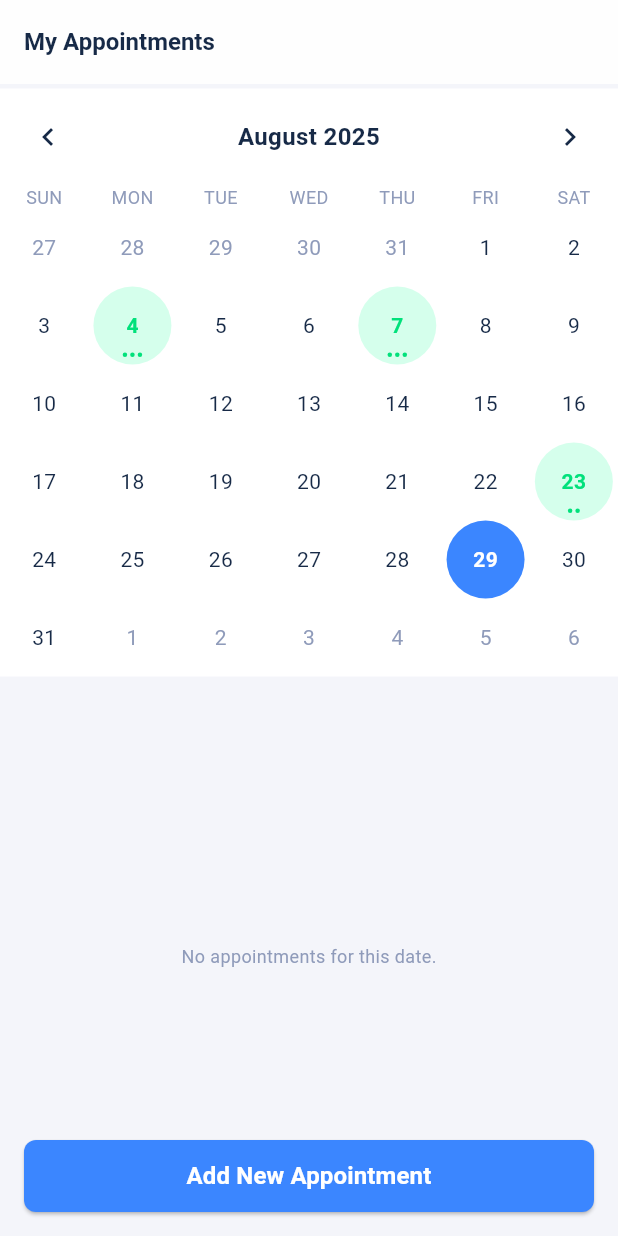
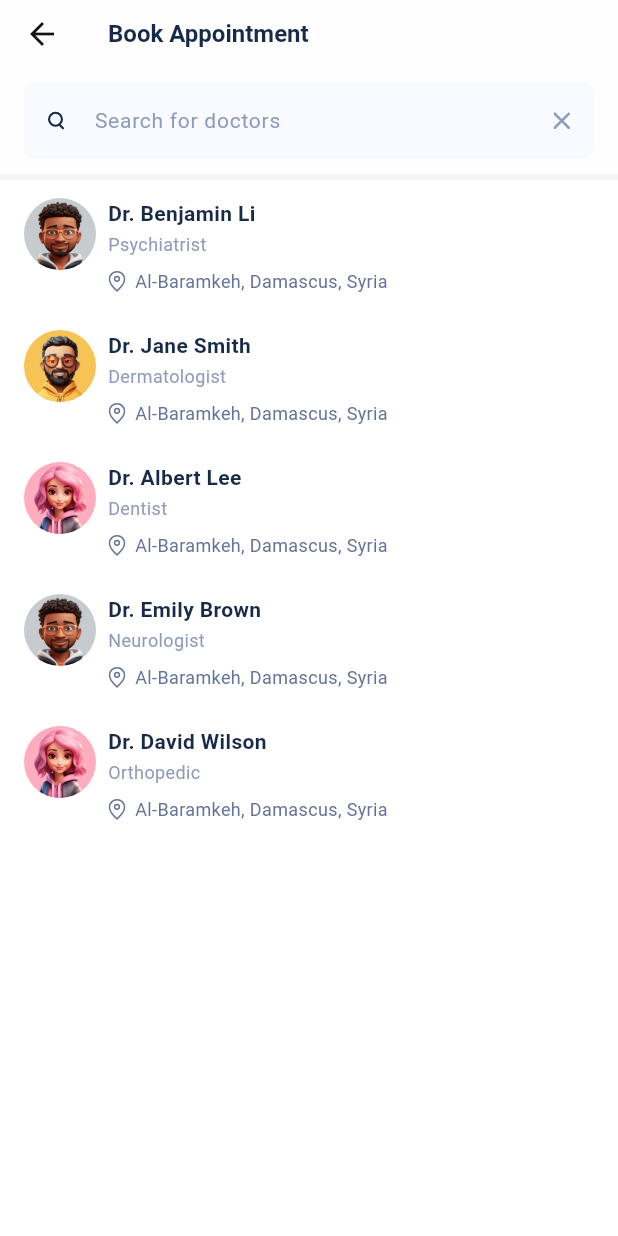
Before and after one commit to YahyaKreiyeh/dome-care, a Flutter app: the screen it shows after launch, after a tap on "Add New Appointment", on a phone screen of 412 x 824 dp. Run offline on Flutter 3.47's test engine with Material 3 defaults, Android fonts, the phone set to English and light mode, and no system bars; drawn by our look-alikes of table_calendar; our stand-ins replace clock, dio, flutter_bloc, flutter_secure_storage, flutter_svg, freezed_annotation and 5 more; generated files the repository leaves out were written again.

Commit message:
- add search and close icons - search doctore view implementation - add doctor entity model

```diff
--- a/lib/core/constants/constants.dart
+++ b/lib/core/constants/constants.dart
@@ -2,6 +2,7 @@ const buttonHeight = 50.0;
 const textFieldHeight = 50.0;
 const horizontalPadding = 16.0;
 const radius = 8.0;
+const avatarRadius = 24.0;
 const domeCare = 'Dome Care';
 const longTextTest =
     'This is a long text This is a long text This is a long text This is a long text This is a long text';
--- a/lib/core/routing/app_router.dart
+++ b/lib/core/routing/app_router.dart
@@ -3,6 +3,7 @@ import 'package:dome_care/core/routing/routes.dart';
 import 'package:dome_care/features/appointments/domain/entites/appointment_entity.dart';
 import 'package:dome_care/features/appointments/presentation/views/appointment_details_view.dart';
 import 'package:dome_care/features/appointments/presentation/views/my_appointments_view.dart';
+import 'package:dome_care/features/appointments/presentation/views/search_doctors_view.dart';
 import 'package:dome_care/features/login/presentation/cubit/login_cubit.dart';
 import 'package:dome_care/features/login/presentation/views/login_view.dart';
 import 'package:dome_care/onboarding_view.dart';
@@ -24,7 +25,8 @@ class AppRouter {
         return MaterialPageRoute(
           builder: (_) => AppointmentDetailsView(appointment: appt),
         );
-
+      case Routes.searchDoctors:
+        return MaterialPageRoute(builder: (_) => const SearchDoctorsView());
       case Routes.myAppointments:
         return MaterialPageRoute(builder: (_) => MyAppointmentsView());
       case Routes.onboarding:
--- a/lib/core/routing/routes.dart
+++ b/lib/core/routing/routes.dart
@@ -3,4 +3,5 @@ class Routes {
   static const String onboarding = 'onboarding';
   static const String myAppointments = 'my_appointments';
   static const String appointmentDetails = 'appointment_details';
+  static const String searchDoctors = 'search_doctors';
 }
--- a/lib/core/style/assets/assets.gen.dart
+++ b/lib/core/style/assets/assets.gen.dart
@@ -17,6 +17,9 @@ import 'package:vector_graphics/vector_graphics.dart' as _vg;
 class $AssetsIconsGen {
   const $AssetsIconsGen();
 
+  /// File path: assets/icons/close.svg
+  SvgGenImage get close => const SvgGenImage('assets/icons/close.svg');
+
   /// File path: assets/icons/location.svg
   SvgGenImage get location => const SvgGenImage('assets/icons/location.svg');
 
@@ -26,11 +29,21 @@ class $AssetsIconsGen {
   /// File path: assets/icons/phone.svg
   SvgGenImage get phone => const SvgGenImage('assets/icons/phone.svg');
 
+  /// File path: assets/icons/search.svg
+  SvgGenImage get search => const SvgGenImage('assets/icons/search.svg');
+
   /// File path: assets/icons/telephone.svg
   SvgGenImage get telephone => const SvgGenImage('assets/icons/telephone.svg');
 
   /// List of all assets
-  List<SvgGenImage> get values => [location, money, phone, telephone];
+  List<SvgGenImage> get values => [
+    close,
+    location,
+    money,
+    phone,
+    search,
+    telephone,
+  ];
 }
 
 class $AssetsImagesGen {
--- a/lib/core/themes/app_colors.dart
+++ b/lib/core/themes/app_colors.dart
@@ -53,7 +53,6 @@ class AppColors {
   static const whiteText = Color(0xFFFFFFFF);
   static const redText = Color(0xFFC42020);
   static const textfieldLabel = Color(0xFF808DA4);
-  static const greyText = Color(0xFF8F9BBA);
   static const grey2Text = Color(0xFF657397);
 
   // Bottom Navigation Bar
@@ -86,6 +85,7 @@ class AppColors {
   static const inputBorderGrey = Color(0xffDDDDDD);
   static const inputFillWhite = Color(0xffFFFFFF);
   static const inputHintText = Color(0xff8F9BBA);
+  static const inputFillGrey = Color(0xffF8FAFF);
 
   // Buttons
   static const buttonBorderGrey = Color(0xffE2E5F2);
--- a/lib/core/themes/text_styles.dart
+++ b/lib/core/themes/text_styles.dart
@@ -38,6 +38,11 @@ class TextStyles {
     fontWeight: FontWeight.w400,
     color: AppColors.grey2Text,
   );
+  static TextStyle grey2Text40012 = const TextStyle(
+    fontSize: 12,
+    fontWeight: FontWeight.w400,
+    color: AppColors.grey2Text,
+  );
   static TextStyle secondaryText40013 = const TextStyle(
     fontSize: 13,
     fontWeight: FontWeight.w400,
@@ -70,11 +75,6 @@ class TextStyles {
     fontSize: 15,
     fontWeight: FontWeight.w400,
     color: AppColors.primaryText,
-  );
-  static TextStyle greyText40015 = const TextStyle(
-    fontSize: 15,
-    fontWeight: FontWeight.w400,
-    color: AppColors.greyText,
   );
 
   static TextStyle primaryText50015 = const TextStyle(
@@ -326,10 +326,10 @@ class TextStyles {
     color: AppColors.appPrimaryText,
   );
 
-  static TextStyle lightGrey70016 = const TextStyle(
+  static TextStyle secondaryText70016 = const TextStyle(
     fontSize: 16,
     fontWeight: FontWeight.w700,
-    color: AppColors.greyText,
+    color: AppColors.secondaryText,
   );
 
   static TextStyle primaryText60024 = const TextStyle(
--- a/lib/core/widgets/text_fields/custom_text_field.dart
+++ b/lib/core/widgets/text_fields/custom_text_field.dart
@@ -1,3 +1,4 @@
+import 'package:dome_care/core/constants/constants.dart';
 import 'package:dome_care/core/helpers/spacing.dart';
 import 'package:dome_care/core/themes/app_colors.dart';
 import 'package:dome_care/core/themes/text_styles.dart';
@@ -26,7 +27,9 @@ class CustomTextField extends StatelessWidget {
   final Function(PointerDownEvent)? onTapOutside;
   final List<TextInputFormatter>? inputFormatters;
   final BoxConstraints? prefixIconConstraints;
+  final BoxConstraints? suffixIconConstraints;
   final TextStyle? textStyle;
+  final Color? fillColor;
 
   const CustomTextField({
     this.initialValue,
@@ -51,11 +54,19 @@ class CustomTextField extends StatelessWidget {
     this.maxLength,
     this.inputFormatters,
     this.prefixIconConstraints,
+    this.suffixIconConstraints,
     this.textStyle,
+    this.fillColor,
   });
 
   @override
-  Widget build(BuildContext context) => Column(
+  Widget build(BuildContext context) {
+    final noBorder = OutlineInputBorder(
+      borderRadius: BorderRadius.circular(radius),
+      borderSide: BorderSide.none,
+    );
+
+    return Column(
       mainAxisSize: MainAxisSize.min,
       crossAxisAlignment: CrossAxisAlignment.start,
       children: [
@@ -82,19 +93,26 @@ class CustomTextField extends StatelessWidget {
           obscureText: obscureText,
           textInputAction: textInputAction,
           decoration: InputDecoration(
-          fillColor: disabled
+            fillColor:
+                fillColor ??
+                (disabled
                     ? AppColors.neutral100.withAlpha((0.5 * 255).toInt())
-              : AppColors.inputFillWhite,
+                    : AppColors.inputFillWhite),
             filled: filled,
             hintText: hintText,
             errorText: errorText,
             counterText: '',
-          focusedBorder: showBorder ? null : InputBorder.none,
+            border: showBorder ? null : noBorder,
+            enabledBorder: showBorder ? null : noBorder,
+            focusedBorder: showBorder ? null : noBorder,
+
             suffixIcon: suffixIcon,
             prefixIcon: prefixIcon,
             prefixIconConstraints: prefixIconConstraints,
+            suffixIconConstraints: suffixIconConstraints,
           ),
         ),
       ],
     );
   }
+}
--- a/lib/features/appointments/data/datasources/mock_appointment_data_source.dart
+++ b/lib/features/appointments/data/datasources/mock_appointment_data_source.dart
@@ -3,21 +3,9 @@ import 'dart:math';
 import 'package:dome_care/core/constants/enums.dart';
 import 'package:dome_care/core/style/assets/assets.gen.dart';
 import 'package:dome_care/features/appointments/domain/entites/appointment_entity.dart';
+import 'package:dome_care/features/appointments/domain/entites/doctor_entity.dart';
 
 final _rnd = Random();
-
-String _randomAvatar() {
-  final i = _rnd.nextInt(3) + 1;
-  switch (i) {
-    case 1:
-      return Assets.images.avatar1.path;
-    case 2:
-      return Assets.images.avatar2.path;
-    case 3:
-    default:
-      return Assets.images.avatar3.path;
-  }
-}
 
 AppointmentStatus _randomStatus() {
   const statuses = [
@@ -52,33 +40,68 @@ const _defaultReason =
     'Why you want to cancel the Appointment? '
     'Why you want to cancel the Appointment?';
 
+final List<DoctorEntity> mockDoctors = [
+  DoctorEntity(
+    image: Assets.images.avatar1.path,
+    name: 'Dr. Benjamin Li',
+    specialization: 'Psychiatrist',
+    location: _defaultLocation,
+    phoneNumber: '+963 999 999 999',
+    telephone: '011 214578512',
+  ),
+  DoctorEntity(
+    image: Assets.images.avatar2.path,
+    name: 'Dr. Jane Smith',
+    specialization: 'Dermatologist',
+    location: _defaultLocation,
+    phoneNumber: _randomMobile(),
+    telephone: _randomTelephone(),
+  ),
+  DoctorEntity(
+    image: Assets.images.avatar3.path,
+    name: 'Dr. Albert Lee',
+    specialization: 'Dentist',
+    location: _defaultLocation,
+    phoneNumber: _randomMobile(),
+    telephone: _randomTelephone(),
+  ),
+  DoctorEntity(
+    image: Assets.images.avatar1.path,
+    name: 'Dr. Emily Brown',
+    specialization: 'Neurologist',
+    location: _defaultLocation,
+    phoneNumber: _randomMobile(),
+    telephone: _randomTelephone(),
+  ),
+  DoctorEntity(
+    image: Assets.images.avatar3.path,
+    name: 'Dr. David Wilson',
+    specialization: 'Orthopedic',
+    location: _defaultLocation,
+    phoneNumber: _randomMobile(),
+    telephone: _randomTelephone(),
+  ),
+];
+
+DoctorEntity _randomDoctor() => mockDoctors[_rnd.nextInt(mockDoctors.length)];
+
+/// ---------- Mock Appointments (use nested doctor) ----------
 final Map<DateTime, List<AppointmentEntity>> mockEvents = {
   DateTime(2025, 8, 23): [
     AppointmentEntity(
       date: DateTime(2025, 8, 23),
       time: "10:00 AM",
-      image: _randomAvatar(),
-      name: "Dr. Benjamin Li",
-      specialization: "Psychiatrist",
       status: AppointmentStatus.canceled,
-      location: _defaultLocation,
-      phoneNumber: '+963 999 999 999',
-      telephone: '011 214578512',
+      doctor: mockDoctors[0], // Dr. Benjamin Li
       fee: '40,000 SYR',
       cancelReason: _defaultReason,
     ),
     AppointmentEntity(
       date: DateTime(2025, 8, 23),
       time: "02:30 PM",
-      image: _randomAvatar(),
-      name: "Dr. Jane Smith",
-      specialization: "Dermatologist",
       status: _randomStatus(),
-      location: _defaultLocation,
-      phoneNumber: _randomMobile(),
-      telephone: _randomTelephone(),
+      doctor: mockDoctors[1], // Dr. Jane Smith
       fee: _randomFee(),
-      cancelReason: _defaultReason,
     ),
   ],
 
@@ -86,41 +109,23 @@ final Map<DateTime, List<AppointmentEntity>> mockEvents = {
     AppointmentEntity(
       date: DateTime(2025, 8, 4),
       time: "09:00 AM",
-      image: _randomAvatar(),
-      name: "Dr. Albert Lee",
-      specialization: "Dentist",
       status: _randomStatus(),
-      location: _defaultLocation,
-      phoneNumber: _randomMobile(),
-      telephone: _randomTelephone(),
+      doctor: mockDoctors[2], // Dr. Albert Lee
       fee: _randomFee(),
-      cancelReason: _defaultReason,
     ),
     AppointmentEntity(
       date: DateTime(2025, 8, 4),
       time: "01:00 PM",
-      image: _randomAvatar(),
-      name: "Dr. Emily Brown",
-      specialization: "Neurologist",
       status: _randomStatus(),
-      location: _defaultLocation,
-      phoneNumber: _randomMobile(),
-      telephone: _randomTelephone(),
+      doctor: mockDoctors[3], // Dr. Emily Brown
       fee: _randomFee(),
-      cancelReason: _defaultReason,
     ),
     AppointmentEntity(
       date: DateTime(2025, 8, 4),
       time: "03:45 PM",
-      image: _randomAvatar(),
-      name: "Dr. David Wilson",
-      specialization: "Orthopedic",
       status: _randomStatus(),
-      location: _defaultLocation,
-      phoneNumber: _randomMobile(),
-      telephone: _randomTelephone(),
+      doctor: mockDoctors[4], // Dr. David Wilson
       fee: _randomFee(),
-      cancelReason: _defaultReason,
     ),
   ],
 
@@ -129,15 +134,10 @@ final Map<DateTime, List<AppointmentEntity>> mockEvents = {
     (i) => AppointmentEntity(
       date: DateTime(2025, 8, 7),
       time: "${9 + (i % 8)}:00 AM",
-      image: _randomAvatar(),
-      name: "Doctor ${i + 1}",
-      specialization: "Specialization ${(i % 5) + 1}",
       status: _randomStatus(),
-      location: _defaultLocation,
-      phoneNumber: _randomMobile(),
-      telephone: _randomTelephone(),
+      doctor: _randomDoctor(),
       fee: _randomFee(),
-      cancelReason: _defaultReason,
+      cancelReason: (i % 7 == 0) ? _defaultReason : null,
     ),
   ),
 };
--- a/lib/features/appointments/domain/entites/appointment_entity.dart
+++ b/lib/features/appointments/domain/entites/appointment_entity.dart
@@ -1,28 +1,19 @@
 import 'package:dome_care/core/constants/enums.dart';
+import 'package:dome_care/features/appointments/domain/entites/doctor_entity.dart';
 
 class AppointmentEntity {
   final DateTime date;
   final String time;
-  final String image;
-  final String name;
-  final String specialization;
   final AppointmentStatus status;
-  final String location;
-  final String phoneNumber;
-  final String telephone;
+  final DoctorEntity doctor;
   final String fee;
   final String? cancelReason;
 
   AppointmentEntity({
     required this.date,
     required this.time,
-    required this.image,
-    required this.name,
-    required this.specialization,
     required this.status,
-    required this.location,
-    required this.phoneNumber,
-    required this.telephone,
+    required this.doctor,
     required this.fee,
     this.cancelReason,
   });
--- /dev/null
+++ b/lib/features/appointments/domain/entites/doctor_entity.dart
@@ -0,0 +1,17 @@
+class DoctorEntity {
+  final String image;
+  final String name;
+  final String specialization;
+  final String location;
+  final String phoneNumber;
+  final String telephone;
+
+  const DoctorEntity({
+    required this.image,
+    required this.name,
+    required this.specialization,
+    required this.location,
+    required this.phoneNumber,
+    required this.telephone,
+  });
+}
--- a/lib/features/appointments/presentation/views/appointment_details_view.dart
+++ b/lib/features/appointments/presentation/views/appointment_details_view.dart
@@ -50,19 +50,21 @@ class _Body extends StatelessWidget {
         crossAxisAlignment: CrossAxisAlignment.start,
         children: [
           VerticalSpace(16),
-          _DoctorImage(image: appointment.image),
+          _DoctorImage(image: appointment.doctor.image),
           VerticalSpace(14),
-          _DoctorName(name: appointment.name),
+          _DoctorName(name: appointment.doctor.name),
           VerticalSpace(2),
-          _DoctorSpecialization(specialization: appointment.specialization),
+          _DoctorSpecialization(
+            specialization: appointment.doctor.specialization,
+          ),
           VerticalSpace(4),
           _AppointmentDate(date: appointment.date, time: appointment.time),
           VerticalSpace(30),
           _DetailsSection(
             status: appointment.status,
-            location: appointment.location,
-            phoneNumber: appointment.phoneNumber,
-            telephone: appointment.telephone,
+            location: appointment.doctor.location,
+            phoneNumber: appointment.doctor.phoneNumber,
+            telephone: appointment.doctor.telephone,
             fee: appointment.fee,
             cancelReason: appointment.cancelReason,
           ),
@@ -216,12 +218,12 @@ class _AppointmentDate extends StatelessWidget {
         ChipWidget(
           text: formattedDate,
           backgroundColor: AppColors.chipGrey,
-          textStyle: TextStyles.lightGrey70016,
+          textStyle: TextStyles.secondaryText70016,
         ),
         ChipWidget(
           text: time,
           backgroundColor: AppColors.chipGrey,
-          textStyle: TextStyles.lightGrey70016,
+          textStyle: TextStyles.secondaryText70016,
         ),
       ],
     );
--- a/lib/features/appointments/presentation/views/my_appointments_view.dart
+++ b/lib/features/appointments/presentation/views/my_appointments_view.dart
@@ -84,7 +84,10 @@ class _NewAppointmentButton extends StatelessWidget {
       bottom: 16,
       left: horizontalPadding,
       right: horizontalPadding,
-      child: PrimaryButton(text: 'Add New Appointment', onPressed: () {}),
+      child: PrimaryButton(
+        text: 'Add New Appointment',
+        onPressed: () => context.pushNamed(Routes.searchDoctors),
+      ),
     );
   }
 }
@@ -277,7 +280,7 @@ class _AppointmentTile extends StatelessWidget {
     final (backgroundColor, textColor) = ColorHelper.statusColors(
       appointment.status,
     );
-    final avatarBg = ColorHelper.avatarColor(appointment.image);
+    final avatarBg = ColorHelper.avatarColor(appointment.doctor.image);
 
     return Padding(
       padding: const EdgeInsets.only(bottom: 24),
@@ -292,9 +295,9 @@ class _AppointmentTile extends StatelessWidget {
           child: Row(
             children: [
               CircleAvatar(
-                radius: 32,
-                backgroundImage: AssetImage(appointment.image),
+                radius: avatarRadius,
                 backgroundColor: avatarBg,
+                backgroundImage: AssetImage(appointment.doctor.image),
               ),
               HorizontalSpace(8),
               Expanded(
@@ -331,9 +334,12 @@ class _AppointmentTile extends StatelessWidget {
                         ),
                       ],
                     ),
-                    Text(appointment.name, style: TextStyles.primaryText70014),
                     Text(
-                      appointment.specialization,
+                      appointment.doctor.name,
+                      style: TextStyles.primaryText70014,
+                    ),
+                    Text(
+                      appointment.doctor.specialization,
                       style: TextStyles.secondaryText40012,
                     ),
                   ],
--- /dev/null
+++ b/lib/features/appointments/presentation/views/search_doctors_view.dart
@@ -0,0 +1,168 @@
+import 'package:dome_care/core/constants/constants.dart';
+import 'package:dome_care/core/helpers/color_helper.dart';
+import 'package:dome_care/core/helpers/spacing.dart';
+import 'package:dome_care/core/style/assets/assets.gen.dart';
+import 'package:dome_care/core/themes/app_colors.dart';
+import 'package:dome_care/core/themes/text_styles.dart';
+import 'package:dome_care/core/widgets/text_fields/custom_text_field.dart';
+import 'package:dome_care/features/appointments/data/datasources/mock_appointment_data_source.dart';
+import 'package:dome_care/features/appointments/domain/entites/doctor_entity.dart';
+import 'package:flutter/material.dart';
+
+class SearchDoctorsView extends StatefulWidget {
+  const SearchDoctorsView({super.key});
+
+  @override
+  State<SearchDoctorsView> createState() => _SearchDoctorsViewState();
+}
+
+class _SearchDoctorsViewState extends State<SearchDoctorsView> {
+  final _controller = TextEditingController();
+  String _q = '';
+
+  late final List<DoctorEntity> _items = mockDoctors;
+
+  @override
+  Widget build(BuildContext context) {
+    final query = _q.trim().toLowerCase();
+    final filtered = query.isEmpty
+        ? _items
+        : _items
+              .where(
+                (d) =>
+                    d.name.toLowerCase().contains(query) ||
+                    d.specialization.toLowerCase().contains(query) ||
+                    d.location.toLowerCase().contains(query),
+              )
+              .toList();
+
+    return Scaffold(
+      backgroundColor: AppColors.greyScaffoldBackground,
+      appBar: AppBar(
+        title: const Text('Book Appointment'),
+        bottom: PreferredSize(
+          preferredSize: const Size.fromHeight(60),
+          child: Padding(
+            padding: const EdgeInsets.symmetric(
+              horizontal: horizontalPadding,
+              vertical: 10,
+            ),
+            child: CustomTextField(
+              controller: _controller,
+              hintText: 'Search for doctors',
+              prefixIcon: Padding(
+                padding: const EdgeInsets.symmetric(horizontal: 16),
+                child: Assets.icons.search.svg(
+                  colorFilter: const ColorFilter.mode(
+                    AppColors.primaryText,
+                    BlendMode.srcIn,
+                  ),
+                ),
+              ),
+              prefixIconConstraints: const BoxConstraints.tightFor(
+                width: 43,
+                height: 43,
+              ),
+
+              suffixIcon: (_q.isEmpty)
+                  ? Padding(
+                      padding: const EdgeInsets.symmetric(horizontal: 16),
+                      child: Assets.icons.close.svg(
+                        colorFilter: const ColorFilter.mode(
+                          AppColors.secondaryText,
+                          BlendMode.srcIn,
+                        ),
+                      ),
+                    )
+                  : Padding(
+                      padding: const EdgeInsets.symmetric(horizontal: 16),
+                      child: Assets.icons.close.svg(
+                        colorFilter: const ColorFilter.mode(
+                          AppColors.secondaryText,
+                          BlendMode.srcIn,
+                        ),
+                      ),
+                    ),
+              suffixIconConstraints: const BoxConstraints.tightFor(
+                width: 43,
+                height: 43,
+              ),
+              onChanged: (v) => setState(() => _q = v),
+              filled: true,
+              showBorder: false,
+              fillColor: AppColors.inputFillGrey,
+              textStyle: TextStyles.primaryText40015,
+            ),
+          ),
+        ),
+      ),
+      body: Padding(
+        padding: const EdgeInsets.only(top: 4.0),
+        child: ColoredBox(
+          color: AppColors.whiteScaffoldBackground,
+          child: ListView.builder(
+            padding: const EdgeInsets.symmetric(horizontal: 8),
+            itemCount: filtered.length,
+            itemBuilder: (context, i) => _DoctorTile(doctor: filtered[i]),
+          ),
+        ),
+      ),
+    );
+  }
+}
+
+class _DoctorTile extends StatelessWidget {
+  const _DoctorTile({required this.doctor});
+  final DoctorEntity doctor;
+
+  @override
+  Widget build(BuildContext context) {
+    final bg = ColorHelper.avatarColor(doctor.image);
+    return Padding(
+      padding: const EdgeInsets.symmetric(vertical: 12, horizontal: 8),
+      child: Row(
+        crossAxisAlignment: CrossAxisAlignment.start,
+        children: [
+          CircleAvatar(
+            radius: avatarRadius,
+            backgroundColor: bg,
+            backgroundImage: AssetImage(doctor.image),
+          ),
+          const HorizontalSpace(8),
+          Expanded(
+            child: Column(
+              crossAxisAlignment: CrossAxisAlignment.start,
+              children: [
+                Text(doctor.name, style: TextStyles.primaryText70014),
+                const VerticalSpace(2),
+                Text(
+                  doctor.specialization,
+                  style: TextStyles.secondaryText40012,
+                ),
+                const VerticalSpace(8),
+                Row(
+                  children: [
+                    Assets.icons.location.svg(
+                      colorFilter: const ColorFilter.mode(
+                        AppColors.grey2Text,
+                        BlendMode.srcIn,
+                      ),
+                    ),
+                    const HorizontalSpace(6),
+                    Expanded(
+                      child: Text(
+                        doctor.location,
+                        style: TextStyles.grey2Text40012,
+                        overflow: TextOverflow.ellipsis,
+                      ),
+                    ),
+                  ],
+                ),
+              ],
+            ),
+          ),
+        ],
+      ),
+    );
+  }
+}
```
Also changed, not shown: assets/icons/close.svg (added), assets/icons/search.svg (added). Lines whose indentation alone changed are shown as unchanged.
